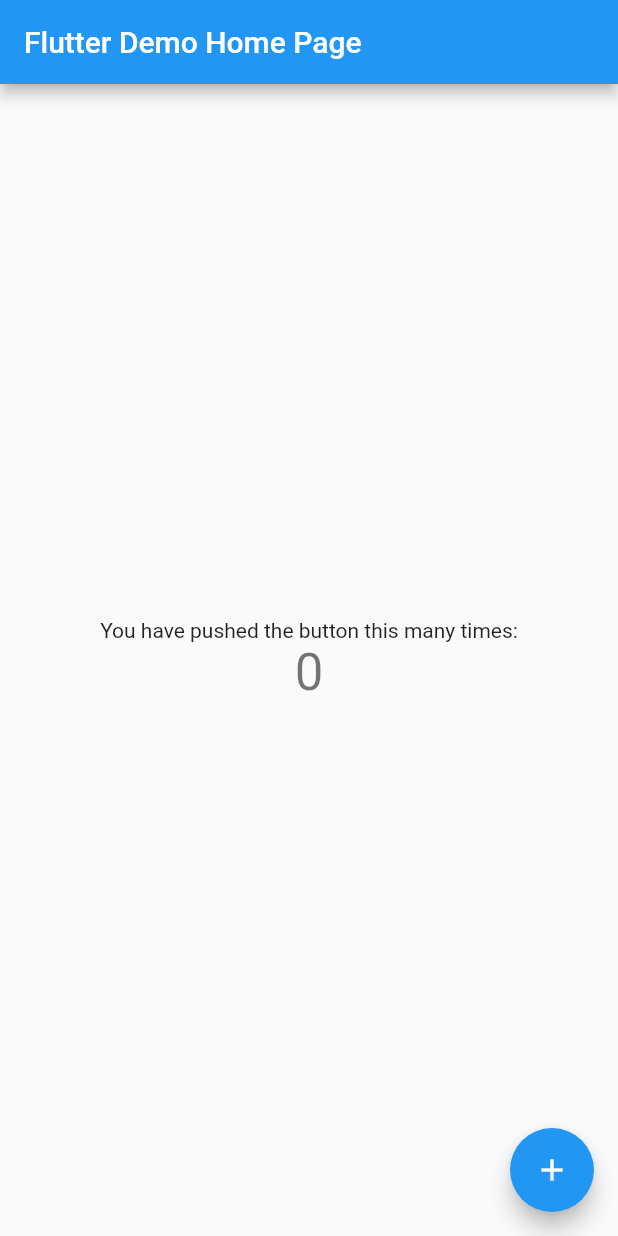
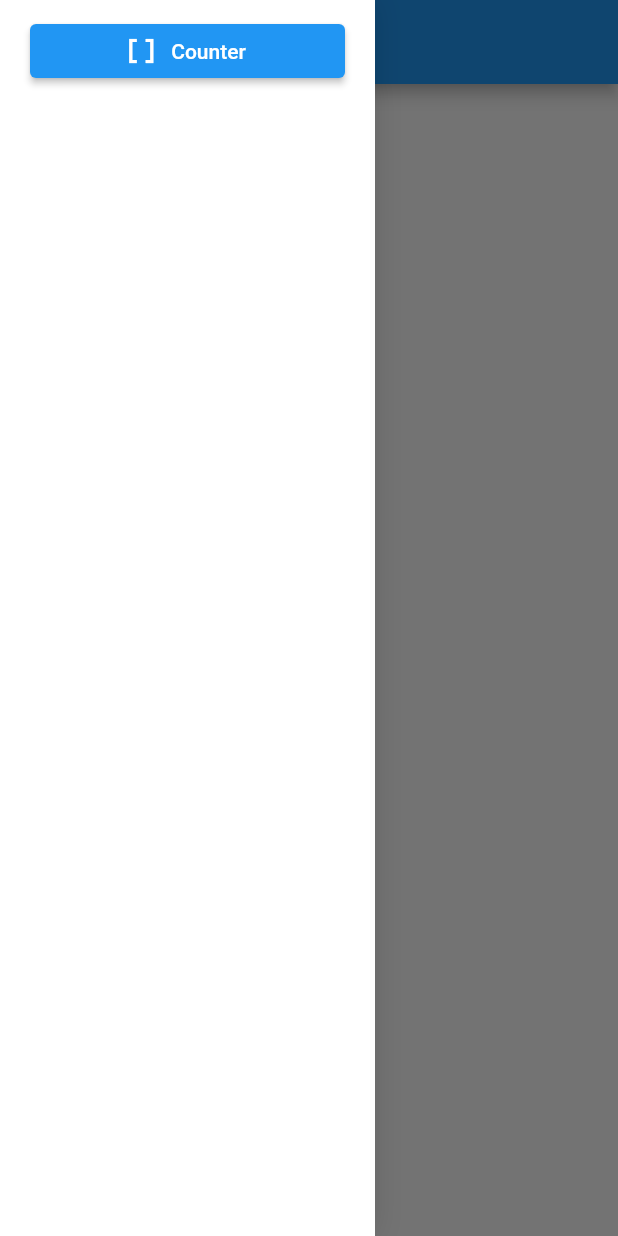
Before and after one commit to BlackLeg15/flutter_responsive_example, a Flutter app: the screen it shows after launch, with the side drawer open (before the commit the screen has no drawer), on a phone screen of 412 x 824 dp. Run offline on Flutter 3.47's test engine with Material 2 defaults, Android fonts, the phone set to English and light mode, and no system bars; our stand-ins replace device_preview.

Commit message:
fix: orientation not working w/ device preview

```diff
--- a/lib/app/app_widget.dart
+++ b/lib/app/app_widget.dart
@@ -1,6 +1,12 @@
 import 'package:flutter/material.dart';
 
+import 'core/responsiviness/device_screen_type.dart';
+import 'core/responsiviness/orientation_layout.dart';
+import 'core/responsiviness/screen_type_layout.dart';
 import 'modules/home/home_page.dart';
+import 'modules/home/mobile/mobile_landscape_home_page.dart';
+import 'modules/home/mobile/mobile_portrait_home_page.dart';
+import 'modules/home/widgets/home_page_navigation_list/home_page_navigation_list.dart';
 
 class AppWidget extends StatelessWidget {
   const AppWidget({super.key});
@@ -12,7 +18,24 @@ class AppWidget extends StatelessWidget {
       theme: ThemeData(
         primarySwatch: Colors.blue,
       ),
-      home: const HomePage(title: 'Flutter Demo Home Page'),
+      routes: {
+        '/': (context) => ScreenTypeLayout(
+              isRoot: true,
+              supportedLayouts: {
+                DeviceScreenType.mobile: (context) => HomePageNavigationList(
+                      routes: [
+                        (context) => const HomePage(title: 'Counter Page'),
+                      ],
+                      child: OrientationLayout(
+                        supportedOrientations: {
+                          Orientation.portrait: (context) => const MobilePortraitHomePage(),
+                          Orientation.landscape: (context) => const MobileLandscapeHomePage(),
+                        },
+                      ),
+                    ),
+              },
+            )
+      },
     );
   }
 }
--- a/lib/app/core/responsiviness/device_screen_type_parser.dart
+++ b/lib/app/core/responsiviness/device_screen_type_parser.dart
@@ -1,11 +1,8 @@
-import 'package:flutter/widgets.dart';
 
 import 'device_screen_type.dart';
 
 abstract class DeviceScreenTypeParser {
-  static DeviceScreenType getDeviceScreenTypeByMediaQuery(MediaQueryData mediaQuery) {
-    final shortestSide = mediaQuery.size.shortestSide;
-
+  static DeviceScreenType getDeviceScreenTypeByMediaQuery(double shortestSide) {
     if (shortestSide > 950) {
       return DeviceScreenType.desktop;
     }
--- /dev/null
+++ b/lib/app/core/responsiviness/orientation_layout.dart
@@ -0,0 +1,23 @@
+import 'package:flutter/widgets.dart';
+
+class OrientationLayout extends StatelessWidget {
+  final Map<Orientation, WidgetBuilder> supportedOrientations;
+
+  const OrientationLayout({super.key, required this.supportedOrientations});
+
+  @override
+  Widget build(BuildContext context) {
+    return OrientationBuilder(builder: (context, orientation) {
+      WidgetBuilder? screen;
+      switch (orientation) {
+        case Orientation.portrait:
+          screen = supportedOrientations[Orientation.portrait];
+          break;
+        case Orientation.landscape:
+          screen = supportedOrientations[Orientation.landscape];
+          break;
+      }
+      return screen != null ? screen(context) : const SizedBox();
+    });
+  }
+}
--- a/lib/app/core/responsiviness/responsive_builder.dart
+++ b/lib/app/core/responsiviness/responsive_builder.dart
@@ -4,21 +4,27 @@ import 'device_screen_type_parser.dart';
 import 'sizing_information.dart';
 
 class ResponsiveBuilder extends StatelessWidget {
-  final Widget Function(BuildContext, SizingInformation) builder;
+  final Widget Function(BuildContext context, SizingInformation sizingInformation) builder;
+  final bool isRoot;
 
-  const ResponsiveBuilder({super.key, required this.builder});
+  const ResponsiveBuilder({super.key, required this.builder, this.isRoot = false});
 
   @override
   Widget build(BuildContext context) {
     final mediaQuery = MediaQuery.of(context);
     return LayoutBuilder(builder: (context, constraints) {
-      final sizingInformation = SizingInformation(
-        orientation: mediaQuery.orientation,
-        deviceType: DeviceScreenTypeParser.getDeviceScreenTypeByMediaQuery(mediaQuery),
-        deviceSize: mediaQuery.size,
-        localWidgetSize: Size(constraints.maxWidth, constraints.maxHeight),
+      return OrientationBuilder(
+        builder: (context, orientation) {
+          final sizingInformation = SizingInformation(
+            orientation: orientation,
+            deviceType: DeviceScreenTypeParser.getDeviceScreenTypeByMediaQuery(
+                isRoot ? constraints.smallest.shortestSide : mediaQuery.size.shortestSide),
+            deviceSize: isRoot ? Size(constraints.maxWidth, constraints.maxHeight) : mediaQuery.size,
+            localWidgetSize: Size(constraints.maxWidth, constraints.maxHeight),
+          );
+          return builder(context, sizingInformation);
+        },
       );
-      return builder(context, sizingInformation);
     });
   }
 }
--- /dev/null
+++ b/lib/app/core/responsiviness/screen_type_layout.dart
@@ -0,0 +1,39 @@
+import 'package:flutter/cupertino.dart';
+
+import 'device_screen_type.dart';
+import 'responsive_builder.dart';
+
+class ScreenTypeLayout extends StatelessWidget {
+  final Map<DeviceScreenType, WidgetBuilder> supportedLayouts;
+  final bool isRoot;
+
+  const ScreenTypeLayout({super.key, required this.supportedLayouts, this.isRoot = false});
+
+  @override
+  Widget build(BuildContext context) {
+    return ResponsiveBuilder(
+        isRoot: isRoot,
+        builder: (context, sizingInformation) {
+          WidgetBuilder? screen;
+          switch (sizingInformation.deviceType) {
+            case DeviceScreenType.mobile:
+              screen = supportedLayouts[DeviceScreenType.mobile];
+              break;
+            case DeviceScreenType.tablet:
+              screen = supportedLayouts[DeviceScreenType.tablet];
+              break;
+            case DeviceScreenType.desktop:
+              screen = supportedLayouts[DeviceScreenType.desktop];
+              break;
+          }
+          if (screen != null) {
+            return screen(context);
+          }
+          final defaultScreen = supportedLayouts[DeviceScreenType.mobile];
+          if (defaultScreen != null) {
+            return defaultScreen(context);
+          }
+          return const SizedBox();
+        });
+  }
+}
--- /dev/null
+++ b/lib/app/modules/home/mobile/mobile_landscape_home_page.dart
@@ -0,0 +1,36 @@
+import 'package:flutter/material.dart';
+
+import '../widgets/app_drawer/app_drawer_mobile.dart';
+import '../widgets/home_page_navigation_list/home_page_navigation_list.dart';
+
+class MobileLandscapeHomePage extends StatefulWidget {
+  const MobileLandscapeHomePage({super.key});
+
+  @override
+  State<MobileLandscapeHomePage> createState() => _MobileLandscapeHomePageState();
+}
+
+class _MobileLandscapeHomePageState extends State<MobileLandscapeHomePage> {
+  var routes = <WidgetBuilder>[];
+
+  @override
+  void didChangeDependencies() {
+    final navigationList = HomePageNavigationList.of(context);
+    routes = navigationList.routes;
+    super.didChangeDependencies();
+  }
+
+  @override
+  Widget build(BuildContext context) {
+    return Scaffold(
+      appBar: AppBar(),
+      body: Row(
+        children: [
+          AppDrawerMobile(
+            routes: routes,
+          )
+        ],
+      ),
+    );
+  }
+}
--- /dev/null
+++ b/lib/app/modules/home/mobile/mobile_portrait_home_page.dart
@@ -0,0 +1,35 @@
+import 'package:flutter/material.dart';
+import 'package:flutter_responsive_example/app/modules/home/widgets/home_page_navigation_list/home_page_navigation_list.dart';
+
+import '../widgets/app_drawer/app_drawer_mobile.dart';
+
+class MobilePortraitHomePage extends StatefulWidget {
+  const MobilePortraitHomePage({super.key});
+
+  @override
+  State<MobilePortraitHomePage> createState() => _MobilePortraitHomePageState();
+}
+
+class _MobilePortraitHomePageState extends State<MobilePortraitHomePage> {
+  var routes = <WidgetBuilder>[];
+  final scaffoldKey = GlobalKey<ScaffoldState>();
+
+  @override
+  void didChangeDependencies() {
+    final navigationList = HomePageNavigationList.of(context);
+    routes = navigationList.routes;
+    super.didChangeDependencies();
+  }
+
+  @override
+  Widget build(BuildContext context) {
+    return Scaffold(
+      key: scaffoldKey,
+      appBar: AppBar(),
+      drawer: AppDrawerMobile(routes: routes),
+      body: Column(
+        children: const [],
+      ),
+    );
+  }
+}
--- /dev/null
+++ b/lib/app/modules/home/tablet/tablet_portrait_home_page.dart
@@ -0,0 +1,15 @@
+import 'package:flutter/material.dart';
+
+class TabletPortraitHomePage extends StatefulWidget {
+  const TabletPortraitHomePage({super.key});
+
+  @override
+  State<TabletPortraitHomePage> createState() => _TabletPortraitHomePageState();
+}
+
+class _TabletPortraitHomePageState extends State<TabletPortraitHomePage> {
+  @override
+  Widget build(BuildContext context) {
+    return Container();
+  }
+}
--- /dev/null
+++ b/lib/app/modules/home/widgets/app_drawer/app_drawer_mobile.dart
@@ -0,0 +1,37 @@
+import 'package:flutter/material.dart';
+import 'package:flutter_responsive_example/app/modules/home/widgets/app_drawer_option/app_drawer_option.dart';
+
+class AppDrawerMobile extends StatelessWidget {
+  final List<WidgetBuilder> routes;
+  const AppDrawerMobile({super.key, required this.routes});
+
+  @override
+  Widget build(BuildContext context) {
+    final mediaQuery = MediaQuery.of(context);
+    final orientation = mediaQuery.orientation;
+    final navigationList = routes
+        .map((route) => AppDrawerOption(
+              onTap: () {
+                Navigator.of(context).push(MaterialPageRoute(builder: (context) => route(context)));
+              },
+              icon: const Icon(Icons.data_array),
+              label: 'Counter',
+              isPortrait: orientation == Orientation.portrait,
+            ))
+        .toList();
+
+    return Container(
+      width: orientation == Orientation.portrait ? 250 : 100,
+      decoration: const BoxDecoration(
+        color: Colors.white,
+        boxShadow: [BoxShadow(blurRadius: 16, color: Colors.black12)],
+      ),
+      child: ListView.separated(
+        padding: EdgeInsets.symmetric(horizontal: 20, vertical: mediaQuery.viewPadding.top + 10),
+        itemBuilder: (context, index) => navigationList[index],
+        separatorBuilder: (context, index) => const Divider(),
+        itemCount: routes.length,
+      ),
+    );
+  }
+}
--- /dev/null
+++ b/lib/app/modules/home/widgets/app_drawer_option/app_drawer_option.dart
@@ -0,0 +1,17 @@
+import 'package:flutter/material.dart';
+
+class AppDrawerOption extends StatelessWidget {
+  final Widget icon;
+  final String label;
+  final void Function() onTap;
+  final bool isPortrait;
+  const AppDrawerOption({super.key, required this.onTap, required this.icon, required this.label, required this.isPortrait});
+
+  @override
+  Widget build(BuildContext context) {
+    if (isPortrait) {
+      return ElevatedButton.icon(onPressed: onTap, icon: icon, label: Text(label));
+    }
+    return ElevatedButton(onPressed: onTap, child: icon);
+  }
+}
--- /dev/null
+++ b/lib/app/modules/home/widgets/home_page_navigation_list/home_page_navigation_list.dart
@@ -0,0 +1,14 @@
+import 'package:flutter/widgets.dart';
+
+class HomePageNavigationList extends InheritedWidget {
+  final List<WidgetBuilder> routes;
+
+  const HomePageNavigationList({super.key, required super.child, required this.routes});
+
+  @override
+  bool updateShouldNotify(covariant HomePageNavigationList oldWidget) {
+    return oldWidget.routes != routes;
+  }
+
+  static HomePageNavigationList of(BuildContext context) => context.dependOnInheritedWidgetOfExactType<HomePageNavigationList>()!;
+}
--- a/lib/main.dart
+++ b/lib/main.dart
@@ -4,5 +4,5 @@ import 'package:flutter/material.dart';
 import 'app/app_widget.dart';
 
 void main() {
-  runApp(DevicePreview(builder: (_) => const AppWidget()));
+  runApp(DevicePreview(builder: (context) => const AppWidget()));
 }
```
Also changed, not shown: lib/app/modules/home/tablet/tablet_landscape_home_page.dart (added), lib/app/modules/home/widgets/app_drawer/app_drawer_tablet.dart (added).
